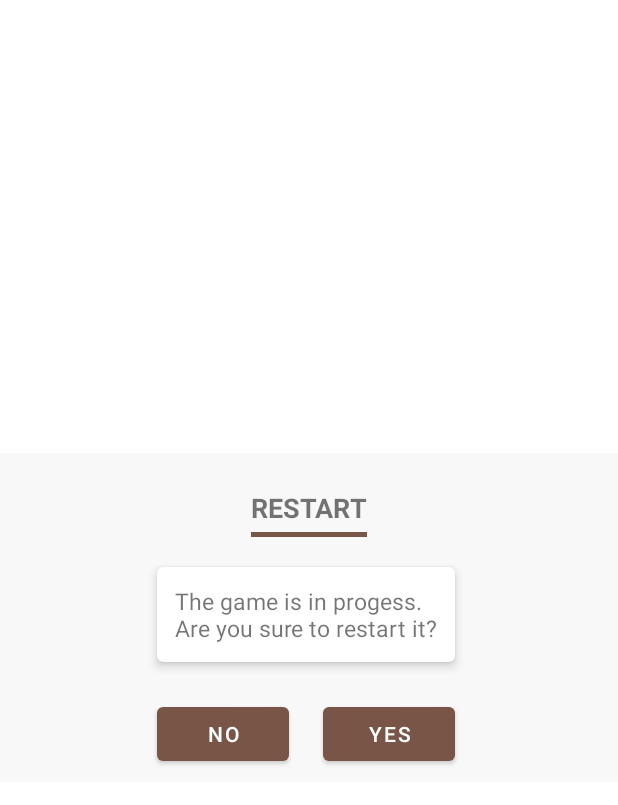
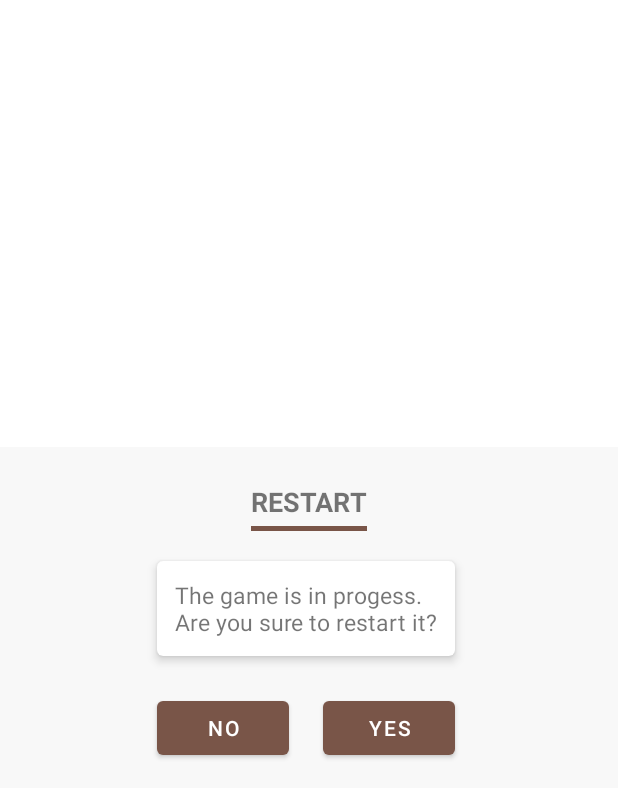
Before and after one commit to tjkn24/TJFlagQuiz, an Android app: the layout activity_restart.xml on its own in the app's theme, with its tools: preview values and no code run, on a phone screen of 412 x 824 dp. Shown: the top 805 px of the screen. Run offline under Robolectric (Android 15) with nearby library versions, the phone set to English and light mode, and no system bars.

Commit message:
restart menu ok

```diff
--- a/app/src/main/java/com/tjknsoft/tjflagquiz/RestartActivity.kt
+++ b/app/src/main/java/com/tjknsoft/tjflagquiz/RestartActivity.kt
@@ -46,6 +46,9 @@ class RestartActivity : AppCompatActivity(), View.OnClickListener {
             )
             finish()
         } else {
+            val intent = Intent()
+            intent.putExtra("KeyRestart", "No")
+            setResult(Activity.RESULT_OK, intent)
             finish()
         }
 
--- a/app/src/main/res/layout/activity_restart.xml
+++ b/app/src/main/res/layout/activity_restart.xml
@@ -4,7 +4,11 @@
     android:layout_height="wrap_content"
     android:layout_gravity="center"
     android:background="@color/light_grey"
-    android:padding="8dp">
+    android:paddingStart="32dp"
+    android:paddingEnd="32dp"
+    android:paddingTop="8dp"
+    android:paddingBottom="16dp"
+    >
 
     <TextView
         android:id="@+id/tv_restart_title"
```
Also changed, not shown: app/src/main/java/com/tjknsoft/tjflagquiz/QuizFlagMemoryActivity.kt (+12 -15 lines).
